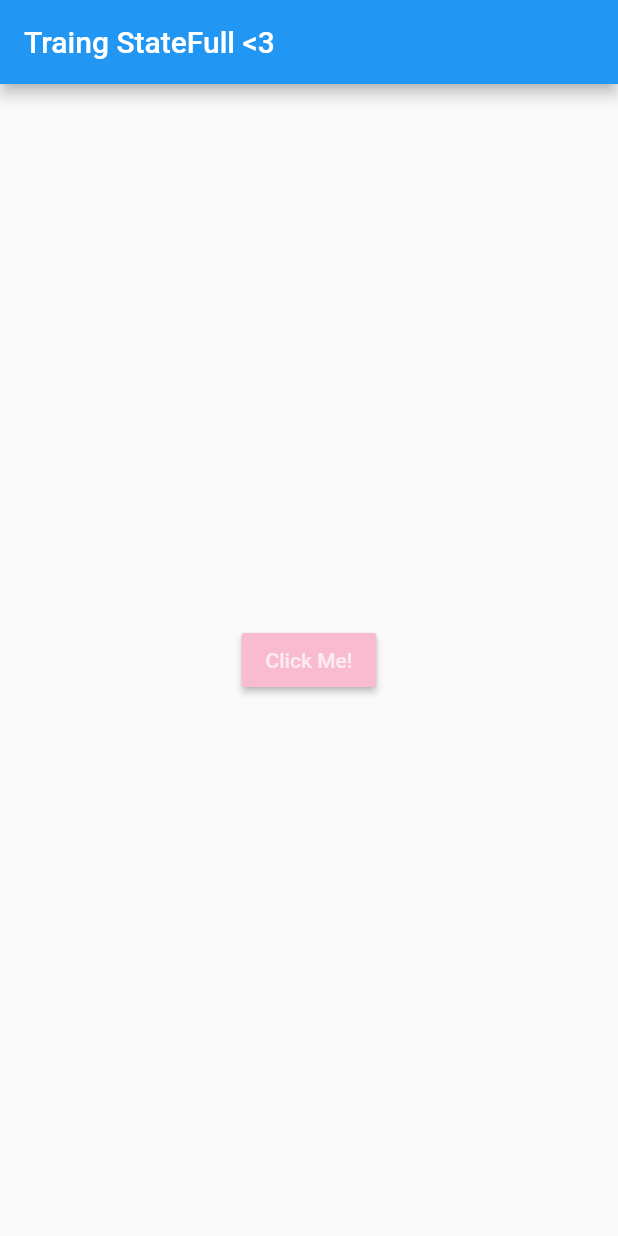
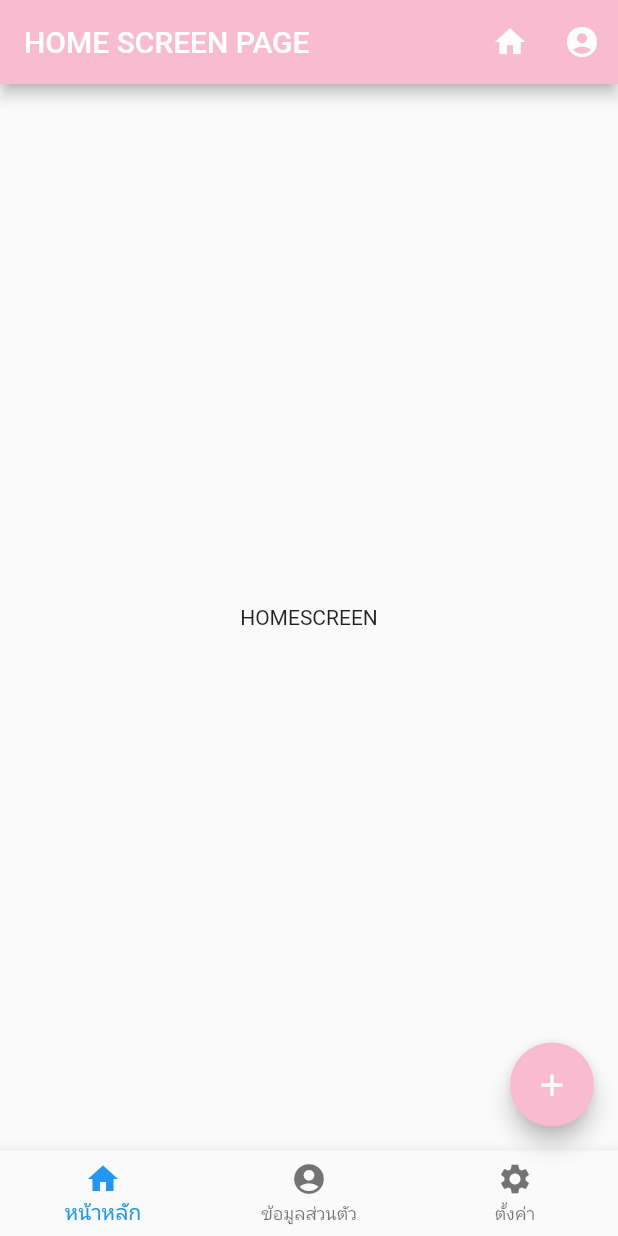
Before and after one commit to ifackerx/Pracing_flutter, a Flutter app: the screen it shows after launch, on a phone screen of 412 x 824 dp. Run offline on Flutter 3.47's test engine with Material 2 defaults, Android fonts, the phone set to English and light mode, and no system bars.

Commit message:
home screen

```diff
--- a/flutter_app/lib/main.dart
+++ b/flutter_app/lib/main.dart
@@ -1,4 +1,5 @@
 import 'package:flutter/material.dart';
+import 'package:flutter_app/screens/home_screen.dart';
 import 'package:flutter_app/screens/main_screen.dart';
 
 // state less ไม่มีอัพเดทค่าข้อมูลในตัวมันเอง แสดงอยาสงเดียว
@@ -14,7 +15,8 @@ class Myapp extends StatelessWidget {
       title: 'My Traing App',
       // widget ตัวแรกที่จะใช้แสดง
       // Scafford รูปแบบของ Page (titlebar, button, appbar)
-      home: MainScreen()
+      home: HomeScreen()
+
     // don't forget semicolon
     );
   }
--- /dev/null
+++ b/flutter_app/lib/screens/home_screen.dart
@@ -0,0 +1,49 @@
+import 'package:flutter/material.dart';
+
+class HomeScreen extends StatefulWidget {
+  @override
+  _HomeScreenState createState() => _HomeScreenState();
+}
+
+
+class _HomeScreenState extends State<HomeScreen> {
+
+  Widget customBar = AppBar(
+    title: Text('HOME SCREEN PAGE'),
+    backgroundColor: Colors.pink[100],
+    // ปุ่มซ้ายขวา
+    actions: <Widget>[
+      IconButton(icon: Icon(Icons.home), onPressed: () {}),
+      IconButton(icon: Icon(Icons.account_circle), onPressed: () {}),
+    ],
+  );
+
+  Widget customfloatingAction = FloatingActionButton(
+    onPressed: () {},
+    backgroundColor: Colors.pink[100],
+    child: Icon(Icons.add),
+    );
+
+  Widget customBottom = BottomNavigationBar(
+    items: [
+      BottomNavigationBarItem(icon: Icon(Icons.home), title: Text('หน้าหลัก')),
+      BottomNavigationBarItem(icon : Icon(Icons.account_circle), title: Text('ข้อมูลส่วนตัว')),
+      BottomNavigationBarItem(icon : Icon(Icons.settings), title: Text('ตั้งค่า')),
+
+    ],
+
+  );
+
+
+  @override
+  Widget build(BuildContext context) {
+    return Scaffold(
+      appBar: customBar,
+      body: Center(
+        child: Text('HOMESCREEN'),
+      ),
+      floatingActionButton: customfloatingAction,
+      bottomNavigationBar: customBottom,
+    );
+  }
+}
```
